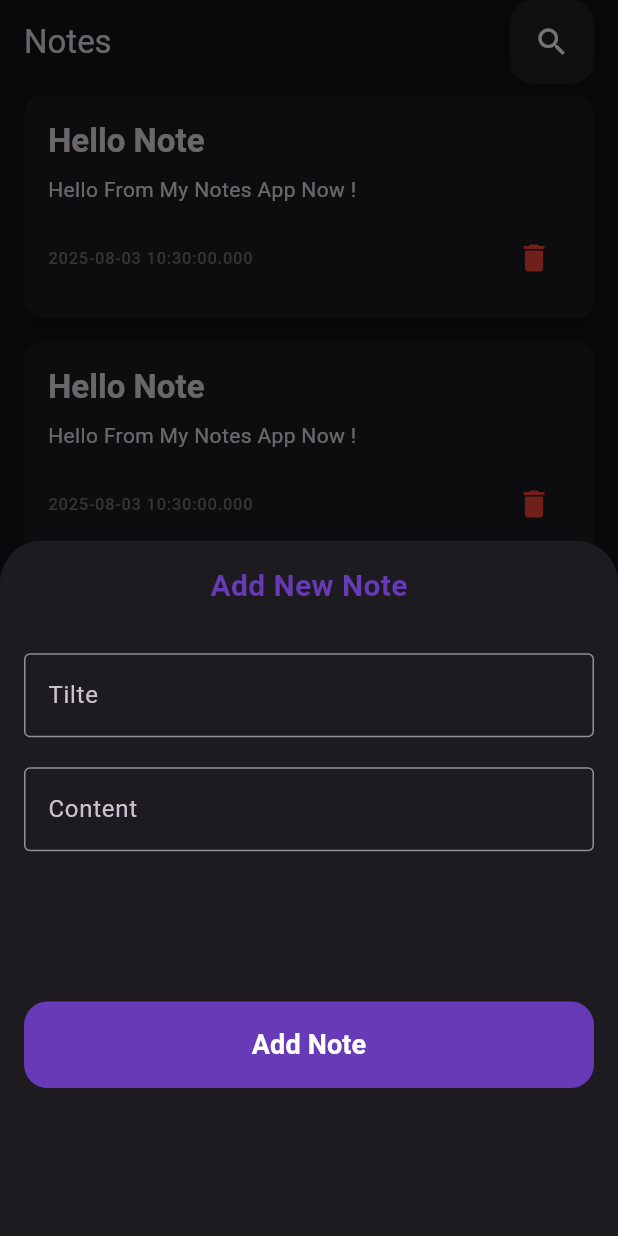
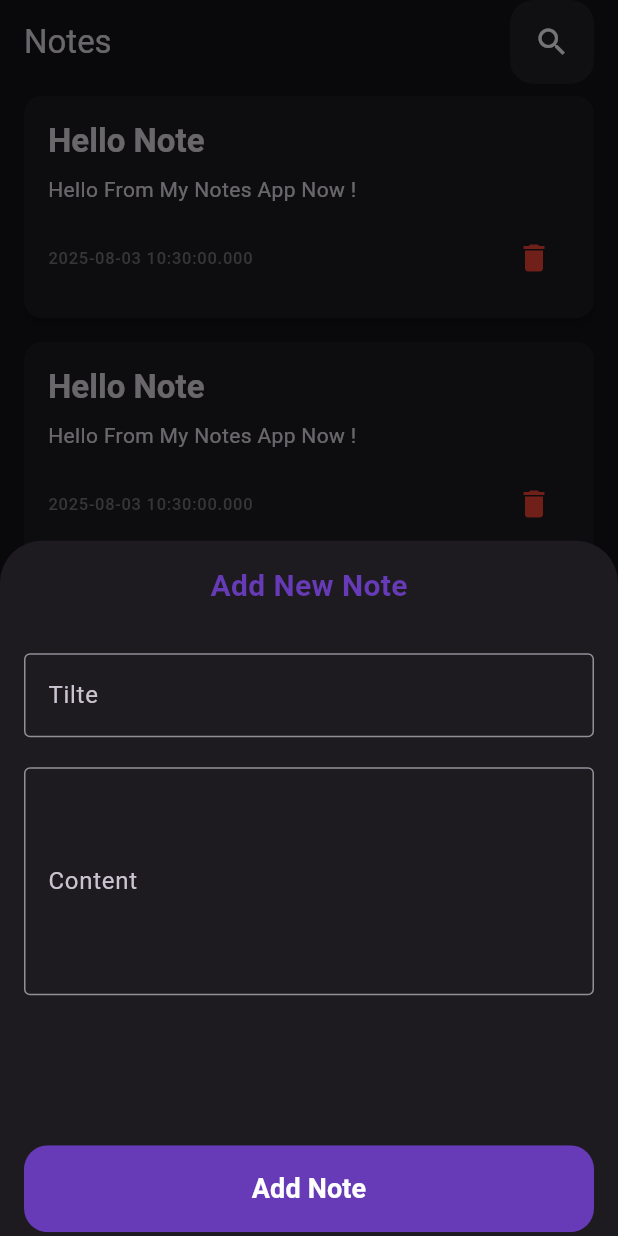
Before and after one commit to Moatasem-Official/Notes_App, a Flutter app: the screen it shows after launch, after a tap on the "add" icon, on a phone screen of 412 x 824 dp. Run offline on Flutter 3.47's test engine with Material 3 defaults, Android fonts, the phone set to English and light mode, and no system bars; our stand-ins replace device_preview.

Commit message:
Create Edit Note Screen

```diff
--- a/lib/presentation/screens/home_screen.dart
+++ b/lib/presentation/screens/home_screen.dart
@@ -1,4 +1,5 @@
 import 'package:flutter/material.dart';
+import 'package:note_app/presentation/screens/edit_note_screen.dart';
 import 'package:note_app/presentation/widgets/Home_Screen/custom_note_card.dart';
 
 class HomeScreen extends StatelessWidget {
@@ -31,7 +32,8 @@ class HomeScreen extends StatelessWidget {
           showModalBottomSheet(
             context: context,
             builder: (context) {
-              return SizedBox(
+              return SingleChildScrollView(
+                child: SizedBox(
                   width: double.infinity,
                   child: Column(
                     crossAxisAlignment: CrossAxisAlignment.center,
@@ -58,6 +60,7 @@ class HomeScreen extends StatelessWidget {
                       Padding(
                         padding: const EdgeInsets.only(left: 16, right: 16),
                         child: TextField(
+                          maxLines: 5,
                           decoration: InputDecoration(
                             border: OutlineInputBorder(),
                             labelText: 'Content',
@@ -70,7 +73,7 @@ class HomeScreen extends StatelessWidget {
                         child: ClipRRect(
                           borderRadius: BorderRadius.all(Radius.circular(16)),
                           child: MaterialButton(
-                          minWidth: double.infinity,
+                            minWidth: MediaQuery.of(context).size.width,
                             padding: const EdgeInsets.all(16),
                             color: Colors.deepPurple,
                             onPressed: () {},
@@ -85,7 +88,9 @@ class HomeScreen extends StatelessWidget {
                           ),
                         ),
                       ),
+                      const SizedBox(height: 16),
                     ],
+                  ),
                 ),
               );
             },
@@ -104,7 +109,10 @@ class HomeScreen extends StatelessWidget {
               content: 'Hello From My Notes App Now !',
               date: DateTime.now().toString(),
               onDelete: () {},
-              onTap: () {},
+              onTap: () => Navigator.push(
+                context,
+                MaterialPageRoute(builder: (_) => EditNoteScreen()),
+              ),
             );
           },
         ),
```
Also changed, not shown: lib/presentation/screens/edit_note_screen.dart (added, +30 -0 lines). Lines whose indentation alone changed are shown as unchanged.
